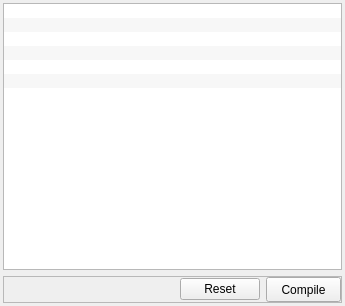
Before: the Qt Designer form UI/mngTab.ui in ShoukangHong/EChem_Plotter, drawn with Qt 5.
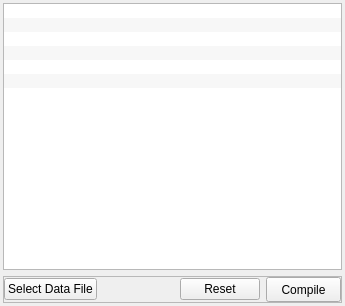
After: the same form once the commit is applied. Custom widgets are drawn as their Qt base class.

Patch:
```diff
--- a/UI/mngTab.ui
+++ b/UI/mngTab.ui
@@ -146,6 +146,13 @@
       <property name="bottomMargin">
        <number>0</number>
       </property>
+      <item>
+       <widget class="QPushButton" name="dataFileBtn">
+        <property name="text">
+         <string>Select Data File</string>
+        </property>
+       </widget>
+      </item>
       <item>
        <spacer name="horizontalSpacer">
         <property name="orientation">
```
Left out of the diff: 3 changed lines with no effect on the pictures.
